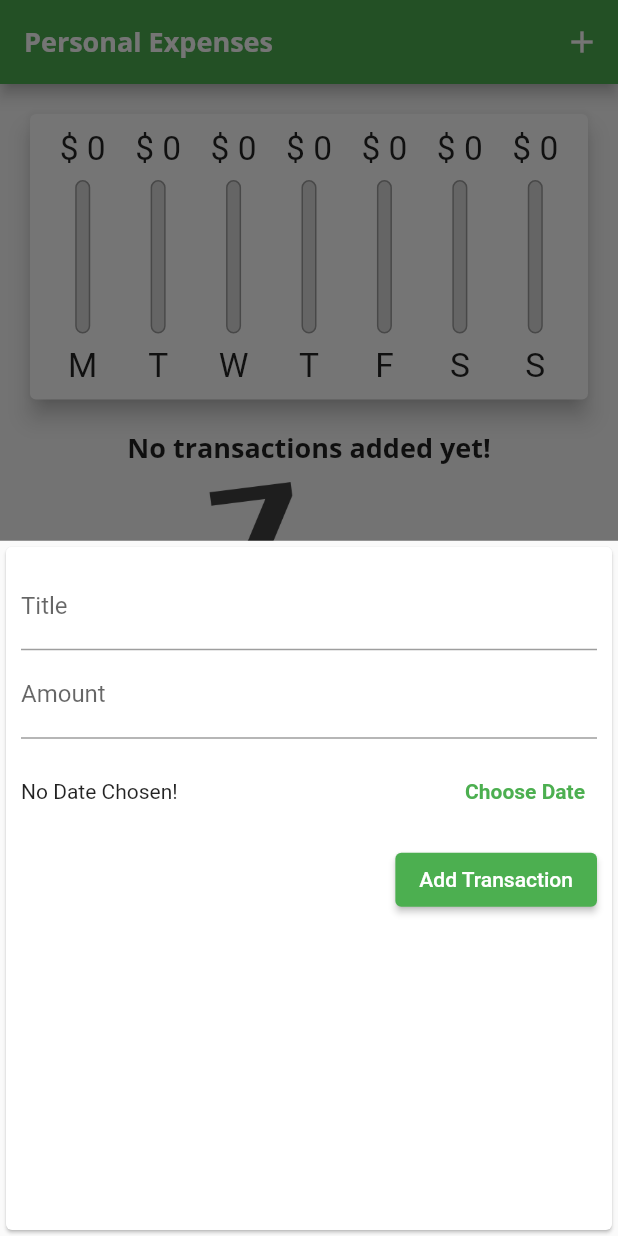
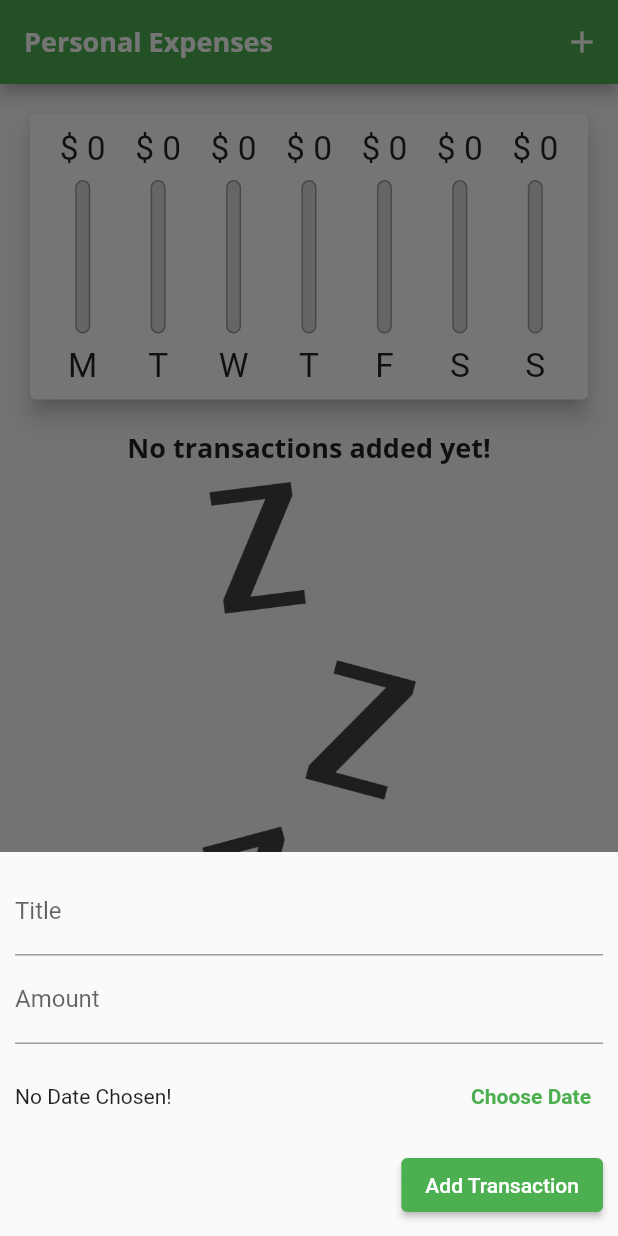
Before and after one commit to HeshmatGhaffariHadid/Expense-Recorder, a Flutter app: the screen it shows after launch, after a tap on the "add" icon, on a phone screen of 412 x 824 dp. Run offline on Flutter 3.47's test engine with Material 2 defaults, Android fonts, the phone set to English and light mode, and no system bars.

Commit message:
Responsiveness and platform adaption applied

```diff
--- /dev/null
+++ b/lib/adaptive_button.dart
@@ -0,0 +1,31 @@
+import 'package:flutter/material.dart';
+import 'package:flutter/cupertino.dart';
+import 'dart:io';
+class AdaptiveButton extends StatelessWidget {
+  final String text;
+  final VoidCallback handler;
+  AdaptiveButton(this.text,this.handler);
+
+  @override
+  Widget build(BuildContext context) {
+    return Platform.isIOS
+        ? CupertinoButton(
+      onPressed: handler,
+      child: Text(
+        text,
+        style: TextStyle(
+            color: Theme.of(context).primaryColor,
+            fontWeight: FontWeight.bold),
+      ),
+    )
+        : TextButton(
+      onPressed: handler,
+      child: Text(
+        text,
+        style: TextStyle(
+            color: Theme.of(context).primaryColor,
+            fontWeight: FontWeight.bold),
+      ),
+    );
+  }
+}
--- a/lib/main.dart
+++ b/lib/main.dart
@@ -1,5 +1,8 @@
 import 'package:expence_palnner/widgets/new_transaction.dart';
+import 'dart:io';
+import 'package:flutter/cupertino.dart';
 import 'package:expence_palnner/widgets/transaction_list.dart';
+import 'package:flutter/cupertino.dart';
 import 'package:flutter/material.dart';
 import 'chart.dart';
 import 'models/transaction.dart';
@@ -87,9 +90,23 @@ class _HomePageState extends State<HomePage> {
 
   @override
   Widget build(BuildContext context) {
-    final isLandscape =
-        MediaQuery.of(context).orientation == Orientation.landscape;
-    final appBar = AppBar(
+    final mediaQuery = MediaQuery.of(context);
+    final isLandscape = mediaQuery.orientation == Orientation.landscape;
+
+    final dynamic appBar = Platform.isIOS
+        ?  CupertinoNavigationBar(
+            middle: Text(
+              'Personal Expenses',
+            ),
+            trailing: Row(
+              mainAxisSize: MainAxisSize.min,
+              children: [
+                GestureDetector(
+                onTap: () => _startAddNewTransaction(context),
+                  child: Icon(CupertinoIcons.add))],
+            ),
+          )
+        : AppBar(
             title: const Text(
               'Personal Expenses',
             ),
@@ -102,24 +119,22 @@ class _HomePageState extends State<HomePage> {
           );
 
     final txListWidget = Container(
-        height: (MediaQuery.of(context).size.height -
+        height: (mediaQuery.size.height -
                 appBar.preferredSize.height -
-                MediaQuery.of(context).padding.top) *
+                mediaQuery.padding.top) *
             0.7,
         child: TransactionList(_userTransactions, _deleteTransaction));
-
-    return Scaffold(
-      appBar: appBar,
-      // backgroundColor: Theme.of(context).primaryColor,
-      body: SingleChildScrollView(
+    final bodyPage = SafeArea(
+      child: SingleChildScrollView(
         child: Column(
           children: [
             if (isLandscape)
               Row(
                 mainAxisAlignment: MainAxisAlignment.center,
                 children: [
-                  const Text('Show Chart'),
-                  Switch(
+                   Text('Show Chart',style:Theme.of(context).textTheme.titleLarge),
+                  Switch.adaptive(
+                      activeColor: Theme.of(context).primaryColor,
                       value: _showChart,
                       onChanged: (val) {
                         setState(() {
@@ -131,9 +146,9 @@ class _HomePageState extends State<HomePage> {
             if (!isLandscape)
               Container(
                   // Adjust the height of device
-                  height: (MediaQuery.of(context).size.height -
+                  height: (mediaQuery.size.height -
                           appBar.preferredSize.height -
-                          MediaQuery.of(context).padding.top) *
+                          mediaQuery.padding.top) *
                       0.3,
                   child: Chart(_recentTransactions)),
             if (!isLandscape) txListWidget,
@@ -141,19 +156,32 @@ class _HomePageState extends State<HomePage> {
               _showChart
                   ? Container(
                       // Adjust the height of device
-                      height: (MediaQuery.of(context).size.height -
+                      height: (mediaQuery.size.height -
                               appBar.preferredSize.height -
-                              MediaQuery.of(context).padding.top) *
+                              mediaQuery.padding.top) *
                           0.7,
                       child: Chart(_recentTransactions))
                   : txListWidget
           ],
         ),
       ),
-      floatingActionButtonLocation: FloatingActionButtonLocation.centerFloat,
-      floatingActionButton: FloatingActionButton(
+    );
+    return Platform.isIOS
+        ? CupertinoPageScaffold(
+            child: bodyPage,
+            navigationBar: appBar,
+          )
+        : Scaffold(
+            appBar: appBar,
+            // backgroundColor: Theme.of(context).primaryColor,
+            body: bodyPage,
+            floatingActionButton: Platform.isIOS
+                ? Container()
+                : FloatingActionButton(
                     child: const Icon(Icons.add),
                     onPressed: () => _startAddNewTransaction(context)),
+            floatingActionButtonLocation:
+                FloatingActionButtonLocation.centerFloat,
           );
   }
 }
--- a/lib/widgets/new_transaction.dart
+++ b/lib/widgets/new_transaction.dart
@@ -1,5 +1,8 @@
+import 'package:expence_palnner/adaptive_button.dart';
+import 'package:flutter/cupertino.dart';
 import 'package:flutter/material.dart';
 import 'package:intl/intl.dart';
+import 'dart:io';
 
 class NewTransaction extends StatefulWidget {
   final Function addNewTx;
@@ -16,16 +19,16 @@ class _NewTransactionState extends State<NewTransaction> {
   DateTime? _selectedDate;
 
   void _submitData() {
-    if(_amountController.text.isEmpty){
-    return;
-  }
+    if (_amountController.text.isEmpty) {
+      return;
+    }
     final enteredTitle = _titleController.text;
     final enteredAmount = double.parse(_amountController.text);
 
     if (enteredTitle.isEmpty || enteredAmount <= 0 || _selectedDate == null) {
       return;
     }
-    widget.addNewTx(enteredTitle, enteredAmount,_selectedDate);
+    widget.addNewTx(enteredTitle, enteredAmount, _selectedDate);
     Navigator.of(context).pop();
   }
 
@@ -37,7 +40,9 @@ class _NewTransactionState extends State<NewTransaction> {
             lastDate: DateTime.now())
         .then((pickedDate) {
       if (pickedDate == null) {
-        return;
+        setState(() {
+          _selectedDate = DateTime.now();
+        });
       } else {
         setState(() {
           _selectedDate = pickedDate;
@@ -48,9 +53,13 @@ class _NewTransactionState extends State<NewTransaction> {
 
   @override
   Widget build(BuildContext context) {
-    return Card(
+    return SingleChildScrollView(
       child: Container(
-        padding: const EdgeInsets.all(10),
+        padding: EdgeInsets.only(
+            top: 10,
+            right: 10,
+            left: 10,
+            bottom: MediaQuery.of(context).viewInsets.bottom + 10),
         child: Column(
           crossAxisAlignment: CrossAxisAlignment.end,
           children: [
@@ -74,15 +83,7 @@ class _NewTransactionState extends State<NewTransaction> {
                         ? 'No Date Chosen!'
                         : 'Picked Date: ${DateFormat.yMd().format(_selectedDate!)}'),
                   ),
-                  TextButton(
-                    onPressed: _presentDatePicker,
-                    child: Text(
-                      ' Choose Date',
-                      style: TextStyle(
-                          color: Theme.of(context).primaryColor,
-                          fontWeight: FontWeight.bold),
-                    ),
-                  ),
+                  AdaptiveButton('Choose Date', _presentDatePicker)
                 ],
               ),
             ),
--- a/lib/widgets/transaction_list.dart
+++ b/lib/widgets/transaction_list.dart
@@ -12,8 +12,8 @@ class TransactionList extends StatelessWidget {
     return SizedBox(
       height: 300,
       child: transaction.isEmpty
-          ? LayoutBuilder(builder: (ctx, constraints){
-        return  Column(
+          ? LayoutBuilder(builder: (ctx, constraints) {
+              return Column(
                 children: [
                   const Text('No transactions added yet!',
                       style: TextStyle(
@@ -45,19 +45,21 @@ class TransactionList extends StatelessWidget {
                     ),
                     title: Text(
                       transaction[index].title,
-                style: Theme
-                    .of(context)
-                    .textTheme
-                    .titleLarge,
+                      style: Theme.of(context).textTheme.titleLarge,
                     ),
                     subtitle: Text(
                         DateFormat.yMMMd().format(transaction[index].date)),
-              trailing: IconButton(
+                    trailing: MediaQuery.of(context).size.width > 460
+                        ? TextButton.icon(
+                            icon: Icon(Icons.delete,color: Colors.red),
+                            label: Text('delete',style: TextStyle(
+                              color: Colors.red.shade300,
+                            ),),
+                            onPressed: () => deleteTx(transaction[index].id),
+                          )
+                        : IconButton(
                             icon: const Icon(Icons.delete),
-                color: Theme
-                    .of(context)
-                    .colorScheme
-                    .error,
+                            color: Theme.of(context).colorScheme.error,
                             onPressed: () => deleteTx(transaction[index].id),
                           ),
                   ),
```
Also changed, not shown: 1 other file. Lines whose indentation alone changed are shown as unchanged.
